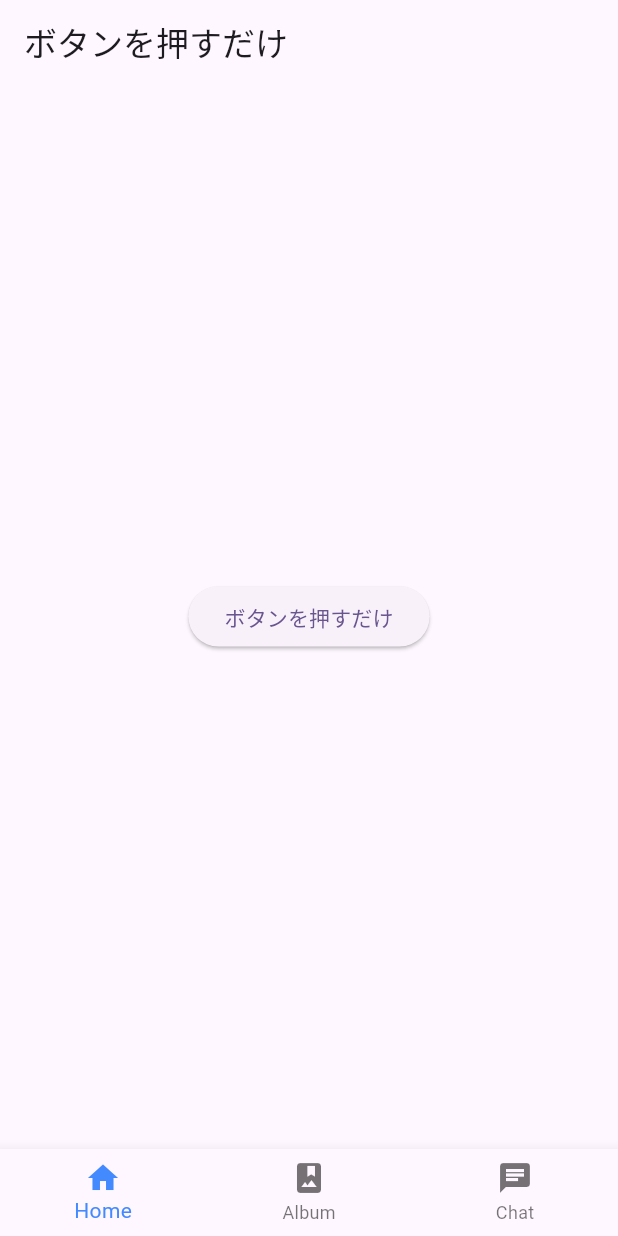
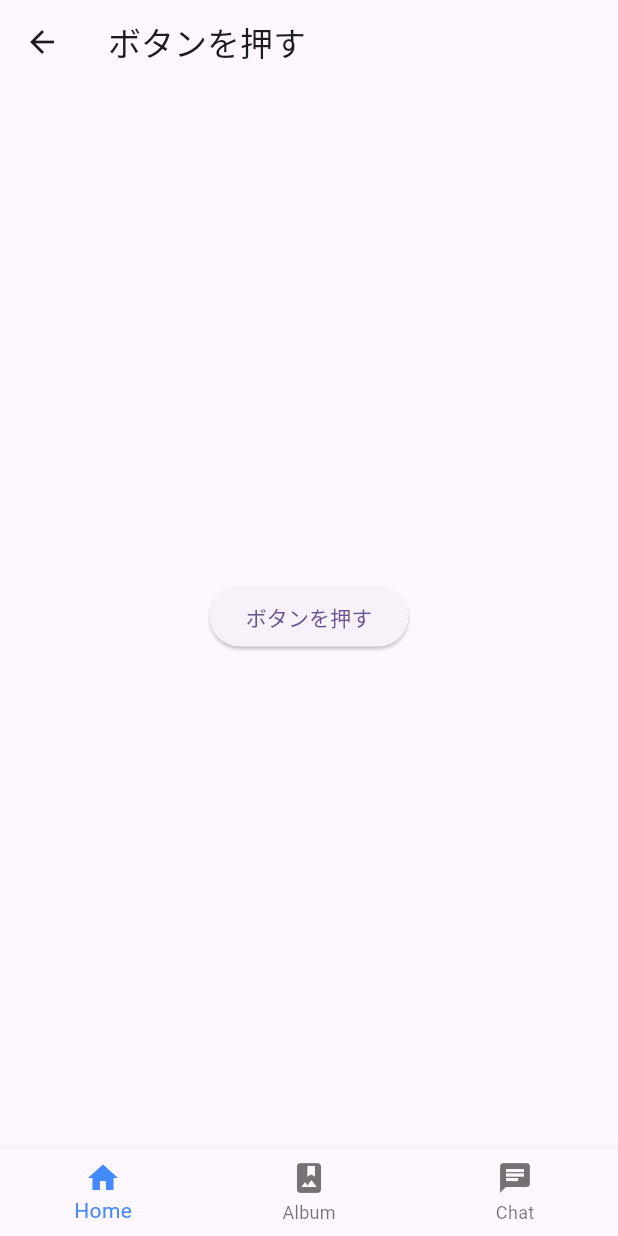
Before and after one commit to hideyukihu/rakushare, a Flutter app: the screen it shows after launch, after a tap on "ボタンを押すだけ", on a phone screen of 412 x 824 dp. Run offline on Flutter 3.47's test engine with Material 2 defaults, Android fonts, the phone set to English and light mode, and no system bars.

Commit message:
画面遷移

```diff
--- a/lib/main.dart
+++ b/lib/main.dart
@@ -1,4 +1,6 @@
 import 'package:flutter/material.dart';
+
+import 'sub.dart';
 
 void main() {
   runApp(const MyApp());
@@ -48,7 +50,9 @@ class _MyHomePageState extends State<MyHomePage> {
         title: const Text("ボタンを押すだけ"),
       ),
       body: Center(
-        child: ElevatedButton(onPressed: () {  },
+        child: ElevatedButton(onPressed: () {
+          Navigator.push(context, MaterialPageRoute(builder: (context) => Sub()));
+        },
         child: const Text('ボタンを押すだけ'),),
       ),
       bottomNavigationBar: BottomNavigationBar(
--- /dev/null
+++ b/lib/sub.dart
@@ -0,0 +1,30 @@
+import 'package:flutter/cupertino.dart';
+import 'package:flutter/material.dart';
+
+class Sub extends StatelessWidget {
+
+@override
+Widget build(BuildContext context) {
+  return Scaffold(
+    appBar: AppBar(
+      title: const Text("ボタンを押す"),
+    ),
+    body: Center(
+      child: ElevatedButton(onPressed: () {  },
+        child: const Text('ボタンを押す'),),
+    ),
+    bottomNavigationBar: BottomNavigationBar(
+      items: const <BottomNavigationBarItem>[
+        BottomNavigationBarItem(icon: Icon(Icons.home), label: 'Home'),
+        BottomNavigationBarItem(icon: Icon(Icons.photo_album), label:'Album'),
+        BottomNavigationBarItem(icon: Icon(Icons.chat), label: 'Chat'),
+      ],
+      fixedColor: Colors.blueAccent,
+      type: BottomNavigationBarType.fixed,
+    ),
+  );
+}
+
+  @override
+  dynamic noSuchMethod(Invocation invocation) => super.noSuchMethod(invocation);
+}
```
